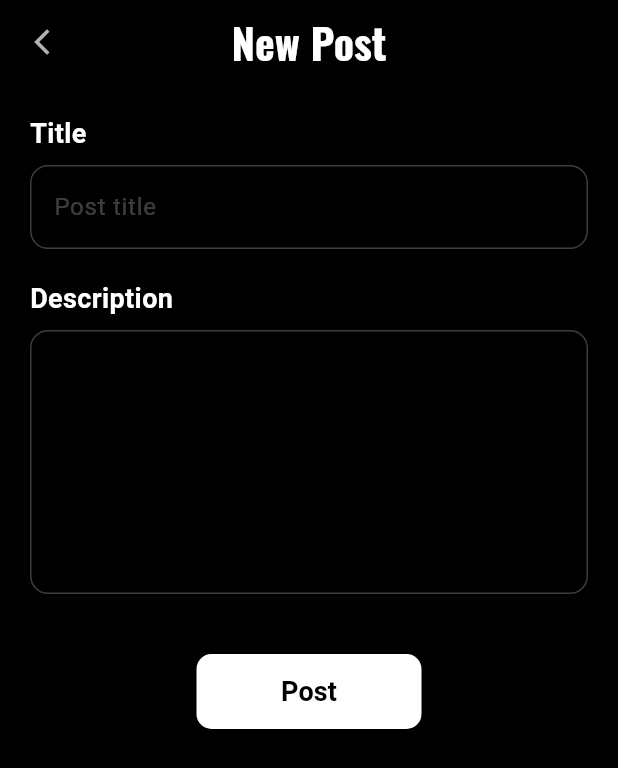
After one commit to adithyan-manoj/mini_project, a Flutter app: the screen it shows after launch, after a tap on the "add" icon, on a phone screen of 412 x 824 dp. The commit adds this screen. Shown: the top 768 px of the screen. Run offline on Flutter 3.47's test engine with Material 3 defaults, Android fonts, the phone set to English and light mode, and no system bars; our stand-ins replace google_fonts; network calls fail.

Commit message:
added a page to create new post

```diff
--- a/campusapp/lib/main.dart
+++ b/campusapp/lib/main.dart
@@ -1,5 +1,6 @@
 import 'package:campusapp/core/app_colors.dart';
 import 'package:campusapp/pages/community_page.dart';
+import 'package:campusapp/pages/create_post.dart';
 import 'package:campusapp/pages/dashboard.dart';
 import 'package:campusapp/pages/login_page.dart';
 //import 'package:campusapp/pages/study_page.dart';
@@ -50,6 +51,7 @@ class MyApp extends StatelessWidget {
       //home: LoginPage(),
       // home: StudyPage(),
       home:  Dashboard(),
+      //home: CreatePost(),
     );
   }
 }
--- a/campusapp/lib/pages/community_page.dart
+++ b/campusapp/lib/pages/community_page.dart
@@ -1,4 +1,5 @@
 import 'package:campusapp/models/post_model.dart';
+import 'package:campusapp/pages/create_post.dart';
 import 'package:campusapp/widgets/post_cards.dart';
 import 'package:flutter/material.dart';
 
@@ -61,6 +62,14 @@ class _CommunityPageState extends State<CommunityPage> {
           return PostCard(post: posts[index]);
         },
       ),
+      floatingActionButton: FloatingActionButton(
+        onPressed: () {
+          //Navigator.push(context, MaterialPageRoute(builder: (context) => CreatePost(),));
+          Navigator.of(context).push(MaterialPageRoute(builder: (context) => CreatePost(),));
+        },
+        backgroundColor: Colors.white,
+        child: const Icon(Icons.add, color: Colors.black),
+      ),
     );
   }
 }
--- /dev/null
+++ b/campusapp/lib/pages/create_post.dart
@@ -0,0 +1,144 @@
+import 'package:flutter/material.dart';
+import 'package:google_fonts/google_fonts.dart';
+
+class CreatePost extends StatefulWidget {
+  const CreatePost({super.key});
+
+  @override
+  State<CreatePost> createState() => _CreatePostState();
+}
+
+class _CreatePostState extends State<CreatePost> {
+  final TextEditingController _titleController = TextEditingController();
+  final TextEditingController _descriptionController = TextEditingController();
+
+  @override
+  Widget build(BuildContext context) {
+    return Scaffold(
+      backgroundColor: Colors.black,
+      appBar: AppBar(
+        backgroundColor: Colors.black,
+        leading: IconButton(
+          icon: const Icon(
+            Icons.arrow_back_ios_new,
+            color: Colors.white70,
+            size: 20,
+          ),
+          onPressed: () async {
+            if (_titleController.text.isNotEmpty ||
+                _descriptionController.text.isNotEmpty) {
+              bool? shouldDiscard = await showDialog(
+                context: context,
+                builder: (context) => AlertDialog(
+                  title: const Text("Discard Post?"),
+                  content: const Text("You will lose your current progress."),
+                  actions: [
+                    TextButton(
+                      onPressed: () => Navigator.pop(context, false),
+                      child: const Text("Stay"),
+                    ),
+                    TextButton(
+                      onPressed: () => Navigator.pop(context, true),
+                      child: const Text("Discard"),
+                    ),
+                  ],
+                ),
+              );
+              if (shouldDiscard == true) Navigator.pop(context);
+            } else {
+              Navigator.pop(context);
+            }
+          },
+        ),
+        title: Text(
+          'New Post',
+          style: GoogleFonts.oswald(textStyle: TextStyle(fontSize: 28)),
+        ),
+        centerTitle: true,
+        elevation: 0,
+      ),
+      body: Padding(
+        padding: const EdgeInsets.all(20.0),
+        child: Column(
+          crossAxisAlignment: CrossAxisAlignment.start,
+          children: [
+            Text(
+              "Title",
+              style: GoogleFonts.robotoFlex(
+                textStyle: TextStyle(
+                  fontSize: 18,
+                  fontWeight: FontWeight.bold,
+                  color: Colors.white,
+                ),
+              ),
+            ),
+            const SizedBox(height: 8),
+            TextField(
+              controller: _titleController,
+              style: const TextStyle(color: Colors.white),
+              decoration: _inputDecoration("Post title"),
+            ),
+            const SizedBox(height: 20),
+            Text(
+              "Description",
+              style: GoogleFonts.robotoFlex(
+                textStyle: TextStyle(
+                  fontSize: 18,
+                  fontWeight: FontWeight.bold,
+                  color: Colors.white,
+                ),
+              ),
+            ),
+            const SizedBox(height: 8),
+            TextField(
+              controller: _descriptionController,
+              maxLines: 6,
+              style: const TextStyle(color: Colors.white),
+              decoration: _inputDecoration(""),
+            ),
+            const SizedBox(height: 40),
+            Center(
+              child: SizedBox(
+                width: 150,
+                height: 50,
+                child: ElevatedButton(
+                  onPressed: () {
+                    // Logic to send to FastAPI goes here
+                  },
+                  style: ElevatedButton.styleFrom(
+                    backgroundColor: Colors.white,
+                    foregroundColor: Colors.black,
+                    shape: RoundedRectangleBorder(
+                      borderRadius: BorderRadius.circular(10),
+                    ),
+                  ),
+                  child: const Text(
+                    "Post",
+                    style: TextStyle(fontWeight: FontWeight.bold, fontSize: 18),
+                  ),
+                ),
+              ),
+            ),
+          ],
+        ),
+      ),
+    );
+  }
+
+  InputDecoration _inputDecoration(String hint) {
+    return InputDecoration(
+      hintText: hint,
+      hintStyle: const TextStyle(color: Colors.white24),
+      //filled: true,
+      //fillColor: Colors.grey[900],
+      enabledBorder: OutlineInputBorder(
+        borderRadius: BorderRadius.circular(12),
+        borderSide: const BorderSide(color: Colors.white24),
+      ),
+      focusedBorder: OutlineInputBorder(
+        borderRadius: BorderRadius.circular(12),
+        borderSide: const BorderSide(color: Colors.white),
+      ),
+    );
+  }
+}
--- a/campusapp/pubspec.yaml
+++ b/campusapp/pubspec.yaml
@@ -35,6 +35,7 @@ dependencies:
   # Use with the CupertinoIcons class for iOS style icons.
   cupertino_icons: ^1.0.8
   intl: ^0.20.2
+  google_fonts: ^8.0.2
 
 dev_dependencies:
   flutter_test:
```
Also changed, not shown: campusapp/lib/pages/backup.dart (+71 -0 lines), campusapp/pubspec.lock.
